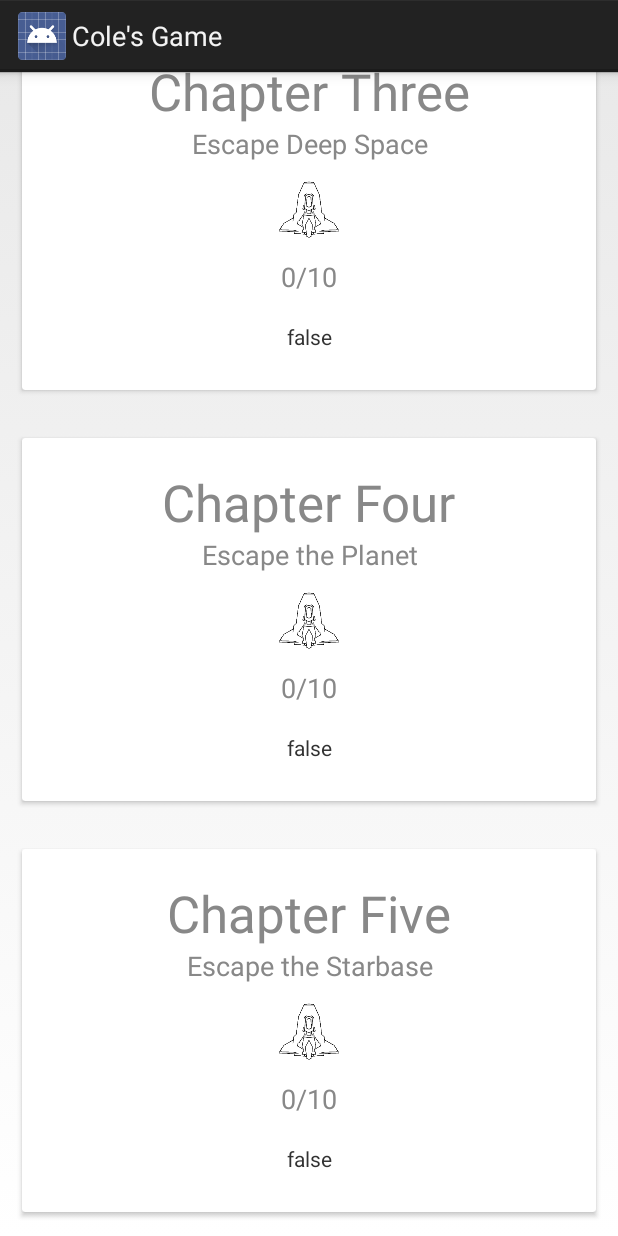
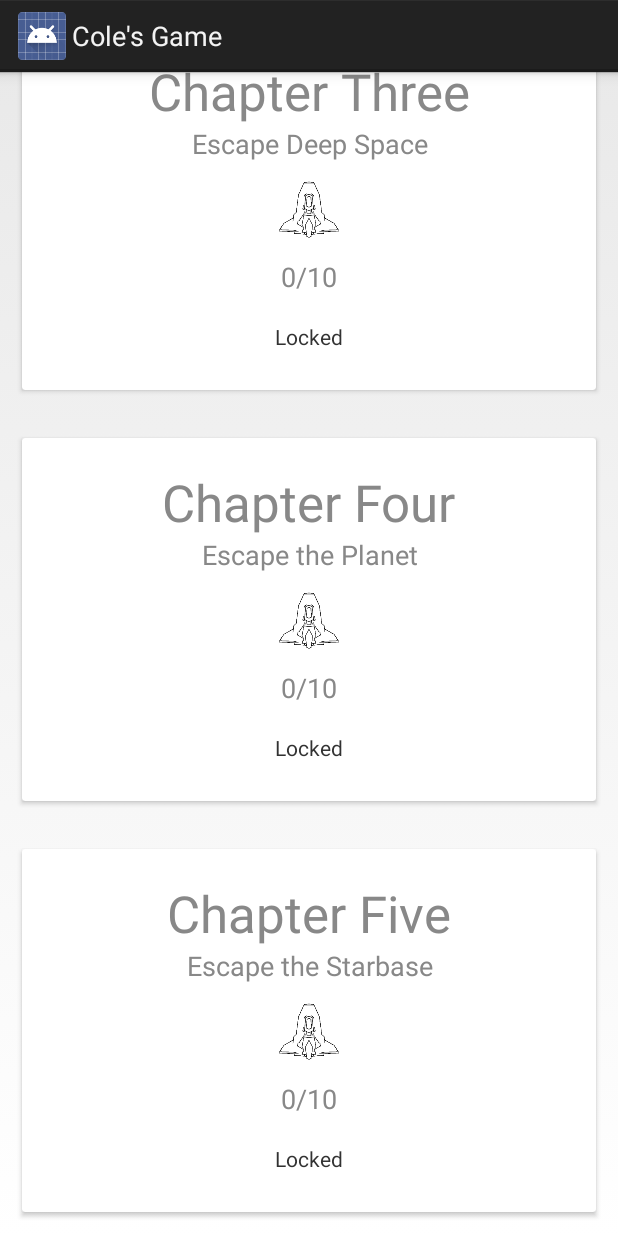
Before and after one commit to colemccann/SpaceEscape, an Android app: the fragment ChapterSelectionFragment shown on its own in the app's theme, scrolled down 594 dp, on a phone screen of 412 x 824 dp. Run offline under Robolectric (Android 15) with nearby library versions, the phone set to English and light mode, and no system bars; 1 statement that could not run was skipped.

Commit message:
border vertices fixed
larger size main menu created

todo: create larger size popup menu for in-game
          set up collision detection for border

```diff
--- a/app/src/main/java/net/mostlyhuman/colesgame/game/GameManager.java
+++ b/app/src/main/java/net/mostlyhuman/colesgame/game/GameManager.java
@@ -356,7 +356,7 @@ public class GameManager {
         }
 
         Log.d(TAG, "Map Height: " + getMapHeight() + " Map Width: " + getMapWidth());
-        border = new Border(context, mapWidth, mapHeight);
+        border = new Border(context, mapWidth, mapHeight, pixelsPerMeter);
 
         for (int i = 0; i < stars.length; i++) {
             stars[i] = new Star(context, mapWidth, mapHeight);
--- a/app/src/main/java/net/mostlyhuman/colesgame/gameobjects/GameObject.java
+++ b/app/src/main/java/net/mostlyhuman/colesgame/gameobjects/GameObject.java
@@ -246,7 +246,7 @@ public class GameObject {
     }
 
     public void bindColorData(ColorShaderProgram colorShaderProgram) {
-        numVertices = POSITION_COMPONENT_COUNT;
+        numVertices = numElements / (POSITION_COMPONENT_COUNT + COLOR_COMPONENT_COUNT);
 
         vertexBuffer.position(0);
         glVertexAttribPointer(colorShaderProgram.getPositionAttributeLocation(),
--- a/app/src/main/java/net/mostlyhuman/colesgame/mainmenu/ChapterSelectionFragment.java
+++ b/app/src/main/java/net/mostlyhuman/colesgame/mainmenu/ChapterSelectionFragment.java
@@ -213,7 +213,7 @@ public class ChapterSelectionFragment extends Fragment implements
             holder.image.setImageResource(chapter.getChapterImage());
             holder.levelsCompleted.setText(String.format(context.getString(R.string.out_of_ten),
                     chapter.getLevelsCompleted()));
-            holder.availability.setText(String.valueOf(chapter.isAvailable()));
+            holder.availability.setText(chapter.isAvailable() ? "Unlocked" : "Locked");
         }
 
         @Override
@@ -265,10 +265,12 @@ public class ChapterSelectionFragment extends Fragment implements
                     chapterAvailability[i] = true;
                 }
                 if (totalLevelsCompleted >= chaptersCompleted * 10) {
-                    chapterAvailability[chaptersCompleted + 1] = true;
+                    chapterAvailability[chaptersCompleted] = true;
+                    levelsCompletePerChapter[chaptersCompleted] = remainder;
                 }
             } else {
                 chapterAvailability[0] = true;
+                levelsCompletePerChapter[0] = remainder;
                 for (int i = 1; i < NUMBER_OF_CHAPTERS; i++) {
                     chapterAvailability[i] = false;
                 }
@@ -276,9 +278,6 @@ public class ChapterSelectionFragment extends Fragment implements
             for (boolean b : chapterAvailability) {
                 Log.d(TAG, String.valueOf(b));
             }
-
-
-            levelsCompletePerChapter[chaptersCompleted + 1] = remainder;
 
             if (chaptersCompleted + 1 < NUMBER_OF_CHAPTERS) {
                 for (int i = chaptersCompleted + 2; i == NUMBER_OF_CHAPTERS; i++) {
--- a/app/src/main/java/net/mostlyhuman/colesgame/mainmenu/LevelSelectionFragment.java
+++ b/app/src/main/java/net/mostlyhuman/colesgame/mainmenu/LevelSelectionFragment.java
@@ -233,8 +233,8 @@ public class LevelSelectionFragment extends Fragment implements
                 holder.levelTitle.setTextColor(Color.GRAY);
             }
             holder.levelTitle.setText(String.valueOf(level.getTitle()));
-            holder.tv2.setText(String.valueOf(level.isCompleted()));
-            holder.tv3.setText(String.valueOf(level.isAvailable()));
+            holder.tv2.setText(level.isCompleted() ? "Completed" : "Not Completed");
+            holder.tv3.setText(level.isAvailable() ? "Unlocked" : "Locked");
         }
 
         public Level getItem(int position) {
--- /dev/null
+++ b/app/src/main/res/layout-large/recyclerview_chapter_list_item.xml
@@ -0,0 +1,106 @@
+<?xml version="1.0" encoding="utf-8"?>
+<android.support.v7.widget.CardView xmlns:android="http://schemas.android.com/apk/res/android"
+    xmlns:card_view="http://schemas.android.com/apk/res-auto"
+    xmlns:tools="http://schemas.android.com/tools"
+    android:layout_width="match_parent"
+    android:layout_height="wrap_content"
+    android:layout_margin="12dp"
+    card_view:cardBackgroundColor="@color/cardview_light_background"
+    card_view:cardCornerRadius="@dimen/cardview_default_radius"
+    card_view:cardElevation="@dimen/cardview_default_elevation"
+    card_view:cardPreventCornerOverlap="true"
+    card_view:cardUseCompatPadding="true">
+
+    <android.support.constraint.ConstraintLayout
+        android:layout_width="match_parent"
+        android:layout_height="match_parent"
+        android:layout_margin="8dp"
+        android:orientation="vertical">
+
+        <TextView
+            android:id="@+id/chapter_number"
+            android:layout_width="wrap_content"
+            android:layout_height="wrap_content"
+            android:layout_marginLeft="8dp"
+            android:layout_marginRight="8dp"
+            android:layout_marginTop="12dp"
+            android:textAppearance="@style/TextAppearance.AppCompat.Display1"
+            android:textSize="46sp"
+            android:visibility="visible"
+            card_view:layout_constraintLeft_toLeftOf="parent"
+            card_view:layout_constraintRight_toRightOf="parent"
+            card_view:layout_constraintTop_toTopOf="parent"
+            tools:layout_constraintLeft_creator="1"
+            tools:layout_constraintRight_creator="1"
+            tools:layout_constraintTop_creator="1"
+            tools:text="Chapter One" />
+
+        <TextView
+            android:id="@+id/chapter_title"
+            android:layout_width="wrap_content"
+            android:layout_height="wrap_content"
+            android:layout_marginLeft="8dp"
+            android:layout_marginRight="8dp"
+            android:layout_marginTop="0dp"
+            android:textAppearance="@style/TextAppearance.AppCompat.Medium"
+            android:textSize="30sp"
+            card_view:layout_constraintHorizontal_bias="0.501"
+            card_view:layout_constraintLeft_toLeftOf="parent"
+            card_view:layout_constraintRight_toRightOf="parent"
+            card_view:layout_constraintTop_toBottomOf="@+id/chapter_number"
+            tools:layout_constraintLeft_creator="1"
+            tools:layout_constraintRight_creator="1"
+            tools:layout_constraintTop_creator="1"
+            tools:text="Escape the Mothership" />
+
+        <ImageView
+            android:id="@+id/chapter_image"
+            android:layout_width="wrap_content"
+            android:layout_height="wrap_content"
+            android:layout_marginBottom="8dp"
+            android:layout_marginRight="8dp"
+            card_view:layout_constraintBottom_toTopOf="@+id/levels_completed"
+            card_view:layout_constraintRight_toRightOf="parent"
+            android:layout_marginLeft="8dp"
+            card_view:layout_constraintLeft_toLeftOf="parent"
+            android:layout_marginTop="8dp"
+            card_view:layout_constraintTop_toBottomOf="@+id/chapter_title" />
+
+        <TextView
+            android:id="@+id/levels_completed"
+            android:layout_width="wrap_content"
+            android:layout_height="wrap_content"
+            android:layout_marginBottom="7dp"
+            android:layout_marginLeft="8dp"
+            android:layout_marginRight="8dp"
+            android:layout_marginTop="8dp"
+            android:textAppearance="@style/TextAppearance.AppCompat.Medium"
+            android:textSize="24sp"
+            card_view:layout_constraintBottom_toBottomOf="parent"
+            card_view:layout_constraintLeft_toLeftOf="parent"
+            card_view:layout_constraintRight_toRightOf="parent"
+            card_view:layout_constraintTop_toTopOf="@+id/chapter_image"
+            tools:layout_constraintLeft_creator="1"
+            tools:layout_constraintRight_creator="1"
+            tools:layout_constraintTop_creator="1"
+            tools:text="5/9" />
+
+        <TextView
+            android:id="@+id/availability_tv"
+            android:layout_width="wrap_content"
+            android:layout_height="wrap_content"
+            android:layout_marginBottom="8dp"
+            android:layout_marginLeft="8dp"
+            android:layout_marginRight="8dp"
+            android:layout_marginTop="8dp"
+            card_view:layout_constraintBottom_toBottomOf="parent"
+            card_view:layout_constraintLeft_toLeftOf="parent"
+            card_view:layout_constraintRight_toRightOf="parent"
+            card_view:layout_constraintTop_toBottomOf="@+id/levels_completed"
+            tools:text="available" />
+
+
+    </android.support.constraint.ConstraintLayout>
+
+
+</android.support.v7.widget.CardView>
--- a/app/src/main/res/layout/fragment_main_menu.xml
+++ b/app/src/main/res/layout/fragment_main_menu.xml
@@ -1,7 +1,6 @@
 <?xml version="1.0" encoding="utf-8"?>
     <android.support.constraint.ConstraintLayout xmlns:android="http://schemas.android.com/apk/res/android"
         xmlns:app="http://schemas.android.com/apk/res-auto"
-        xmlns:tools="http://schemas.android.com/tools"
         android:orientation="vertical"
         android:layout_width="match_parent"
         android:layout_height="match_parent"
--- a/app/src/main/res/values/strings.xml
+++ b/app/src/main/res/values/strings.xml
@@ -36,6 +36,9 @@
     <string name="next_level">Next Level</string>
     <string name="main_menu">Main Menu</string>
     <string name="hooray">Hooray!</string>
+    <string name="first_time_setup_message">Performing first-time setup</string>
+    <string name="setup_complete">Setup complete! Proceeding to main menu</string>
+    <string name="initialization_failed">Level initialization failed. Retrying...</string>
 
     <array name="chapter_numbers">
         <item>@string/chapter_one</item>
```
Also changed, not shown: app/src/main/java/net/mostlyhuman/colesgame/gameobjects/Border.java (+11 -10 lines), app/src/main/java/net/mostlyhuman/colesgame/levels/Level1.java (+5 -5 lines), app/src/main/java/net/mostlyhuman/colesgame/mainmenu/FirstTimeSetupFragment.java (added, +57 -0 lines), app/src/main/java/net/mostlyhuman/colesgame/mainmenu/MainActivity.java (+18 -12 lines), app/src/main/res/layout-large/fragment_main_menu.xml (added, +82 -0 lines), app/src/main/res/layout-large/recyclerview_level_list_item.xml (added, +51 -0 lines), app/src/main/res/layout/fragment_initial_startup.xml (added, +21 -0 lines).
